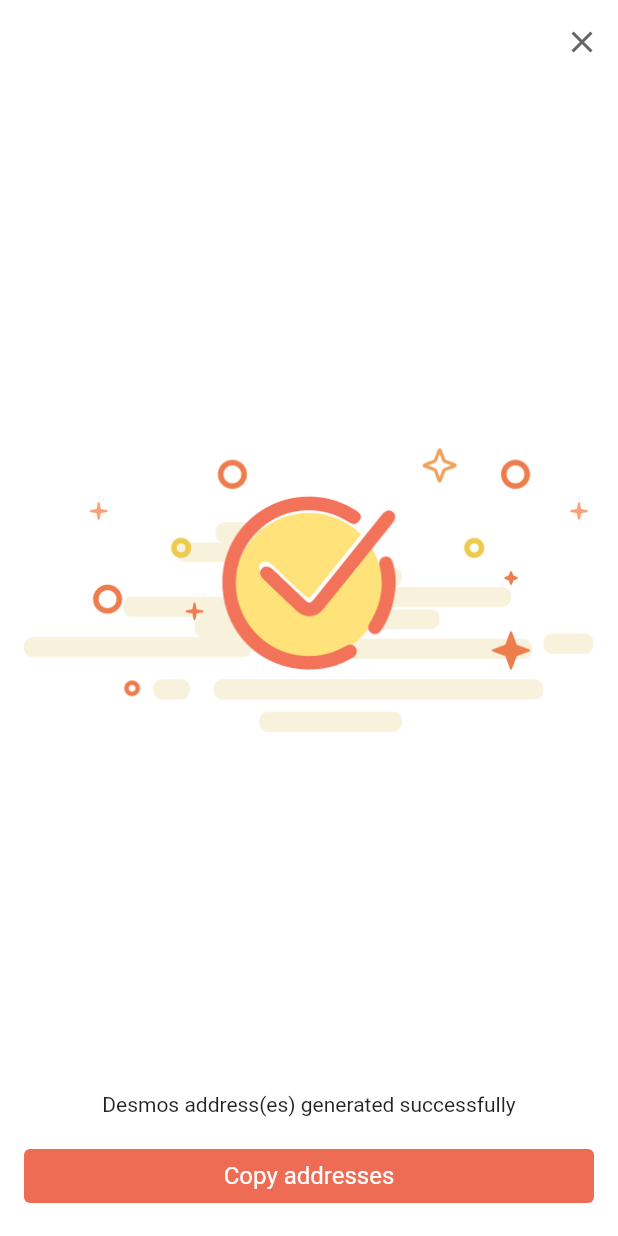
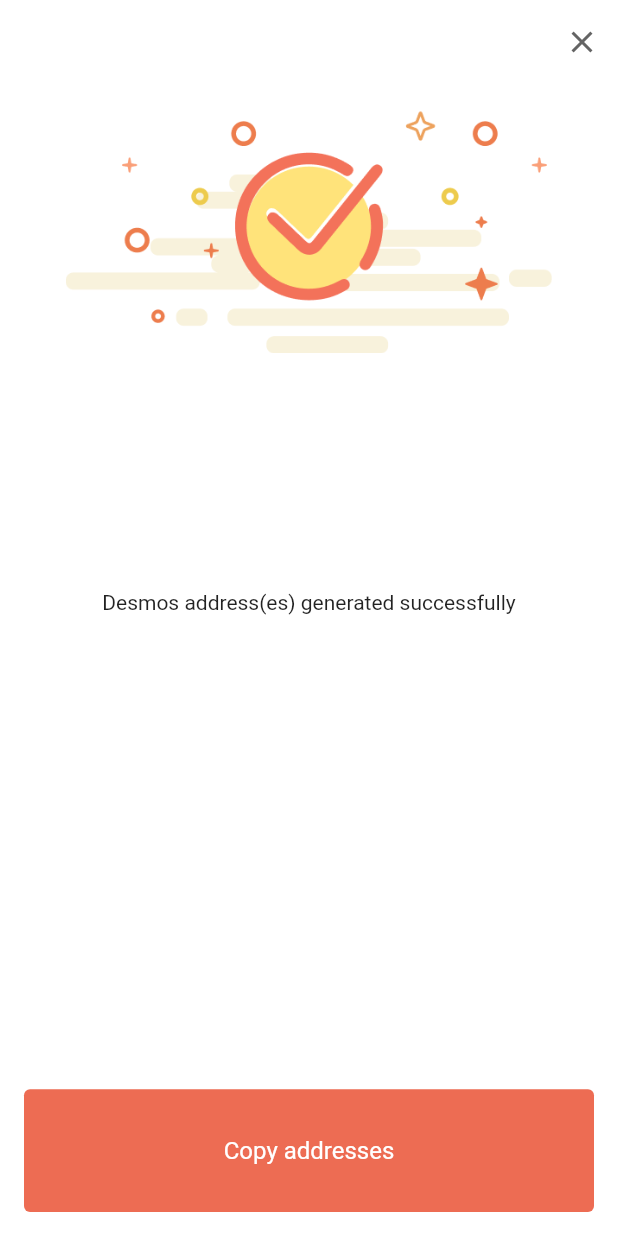
Before and after one commit to desmos-labs/dam, a Flutter app: the ShowAddressesPage screen opened directly with empty values, on a phone screen of 412 x 824 dp. Run offline on Flutter 3.47's test engine with Material 2 defaults, Android fonts, the light colour scheme and no system bars; our stand-ins replace bloc, equatable, flutter_bloc, js, kiwi and 1 more; missing offline and left inert: alan, clipboard, dart:ffi, window_size; generated files the repository leaves out were written again; statements that could not run were skipped.

Commit message:
Fix layout overflows of the addresses page.

```diff
--- a/lib/ui/screens/generate_account/widgets/account_generated_body.dart
+++ b/lib/ui/screens/generate_account/widgets/account_generated_body.dart
@@ -24,29 +24,26 @@
       child: Column(
         mainAxisAlignment: MainAxisAlignment.spaceBetween,
         children: [
-          Expanded(
+          Flexible(
+            flex: 2,
             child: Image.asset(
               'assets/account-generated.png',
             ),
           ),
-          SizedBox(height: DesmosPlatform.isMobile(context) ? 16 : 24),
-          Text(
+          Flexible(
+            flex: 1,
+            child: Text(
               AppLocalizations.of(context)!.accountGenerated,
               style: DesmosTextStyles.largeBody(context),
               textAlign: TextAlign.center,
             ),
-          SizedBox(height: DesmosPlatform.isMobile(context) ? 16 : 24),
-          ListView.separated(
+          ),
+          Flexible(
+            flex: 5,
+            child: ListView.separated(
               shrinkWrap: true,
-            itemCount: addresses.length + 1,
+              itemCount: addresses.length,
               itemBuilder: (context, index) {
-              if (index == addresses.length) {
-                return PrimaryButton(
-                  text: AppLocalizations.of(context)!.copyAddresses,
-                  onPressed: () => _onCopyPressed(context),
-                );
-              }
-
                 return DesmosAddressViewer(
                   index: index,
                   address: addresses[index],
@@ -55,6 +52,14 @@
               separatorBuilder: (c, i) {
                 return SizedBox(height: 8);
               },
+            ),
+          ),
+          Flexible(
+              flex: 1,
+              child: PrimaryButton(
+                text: AppLocalizations.of(context)!.copyAddresses,
+                onPressed: () => _onCopyPressed(context),
+              )
           ),
         ],
       ),
```
Lines whose indentation alone changed are shown as unchanged.
